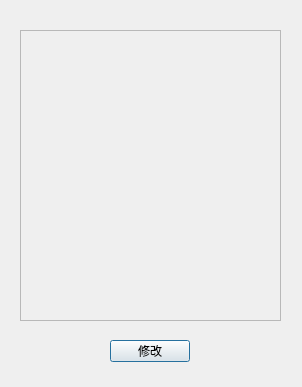
First picture: the form in client/ui/tageditor.ui, repository pechpo/What-s-up, before the edit.
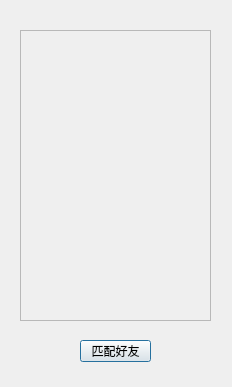
Second picture: the form after the edit.

The edit to the form file:
```diff
--- a/client/ui/tageditor.ui
+++ b/client/ui/tageditor.ui
@@ -6,7 +6,7 @@
    <rect>
     <x>0</x>
     <y>0</y>
-    <width>302</width>
+    <width>232</width>
     <height>387</height>
    </rect>
   </property>
@@ -18,7 +18,7 @@
     <rect>
      <x>20</x>
      <y>30</y>
-     <width>261</width>
+     <width>191</width>
      <height>291</height>
     </rect>
    </property>
@@ -30,7 +30,7 @@
      <rect>
       <x>0</x>
       <y>0</y>
-      <width>259</width>
+      <width>189</width>
       <height>289</height>
      </rect>
     </property>
@@ -39,14 +39,14 @@
   <widget class="QPushButton" name="confirmButton">
    <property name="geometry">
     <rect>
-     <x>110</x>
+     <x>80</x>
      <y>340</y>
-     <width>80</width>
+     <width>71</width>
      <height>22</height>
     </rect>
    </property>
    <property name="text">
-    <string>修改</string>
+    <string>匹配好友</string>
    </property>
   </widget>
  </widget>
```
